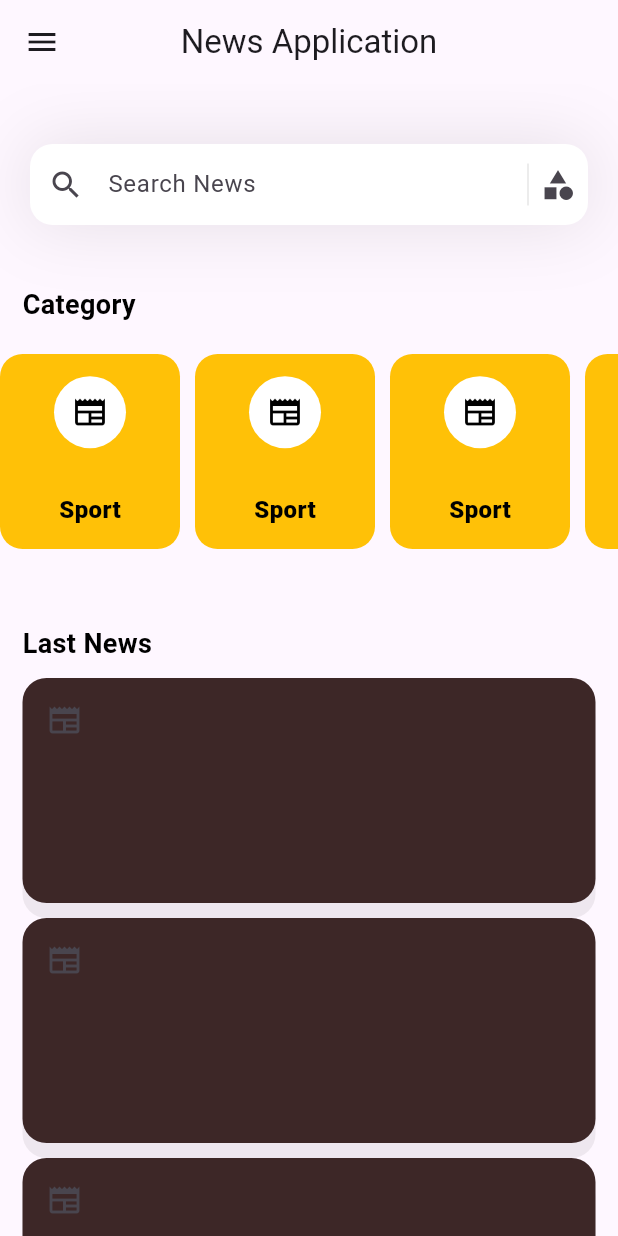
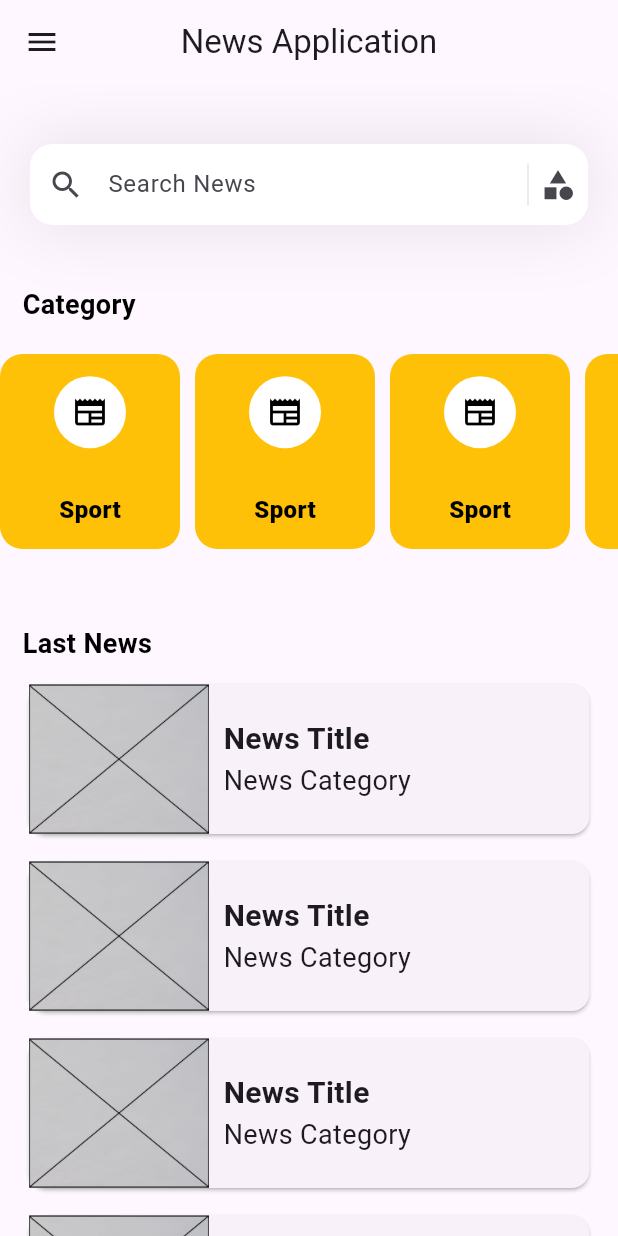
Before and after one commit to Mahfoud-Sa/news_application, a Flutter app: the screen it shows after launch, on a phone screen of 412 x 824 dp. Run offline on Flutter 3.47's test engine with Material 2 defaults, Android fonts, the phone set to English and light mode, and no system bars; our stand-ins replace dio, equatable, get.

Commit message:
compelete news card widget

```diff
--- a/lib/app/features/display_news/presentation/pages/homePage.dart
+++ b/lib/app/features/display_news/presentation/pages/homePage.dart
@@ -40,7 +40,10 @@ class HomePage extends StatelessWidget {
               height: 10,
             ),
             itemBuilder: (context, index) {
-              return NewsCardWidget();
+              return NewsCardWidget(
+                newsTitle: 'News Title',
+                newsCategory: 'News Category',
+              );
             },
           )
         ],
@@ -50,31 +53,47 @@ class HomePage extends StatelessWidget {
 }
 
 class NewsCardWidget extends StatelessWidget {
-  const NewsCardWidget({
+  final String newsTitle;
+  final String newsCategory;
+
+  NewsCardWidget({
     super.key,
+    required this.newsTitle,
+    required this.newsCategory,
   });
 
   @override
   Widget build(BuildContext context) {
-    return Padding(
+    return Container(
+      //color: Colors.blueGrey,
       padding: const EdgeInsets.symmetric(horizontal: 15),
-      child: Container(
-        //color: Colors.amber,
-        height: 150,
-        child: ListTile(
-          leading: Icon(Icons.newspaper),
+      child: Card(
+        child: Row(
+          children: [
+            Image.asset(
+              'assets/images/error_image.jpg',
+              fit: BoxFit.fill,
+              height: 100,
+              width: 120,
+            ),
+            const SizedBox(
+              width: 10,
+            ),
+            Column(
+              crossAxisAlignment: CrossAxisAlignment.start,
+              children: [
+                Text(
+                  newsTitle,
+                  style: TextStyle(fontSize: 20, fontWeight: FontWeight.bold),
+                ),
+                Text(
+                  newsCategory,
+                  style: TextStyle(fontSize: 18),
+                ),
+              ],
+            )
+          ],
         ),
-        decoration: BoxDecoration(
-            color: const Color.fromARGB(255, 61, 39, 39),
-            borderRadius: BorderRadius.circular(16),
-            boxShadow: [
-              BoxShadow(
-                color: Color(0xff1d1617).withOpacity(0.07),
-                offset: Offset(0, 10),
-                blurRadius: 0,
-                spreadRadius: 0,
-              )
-            ]),
       ),
     );
   }
```
